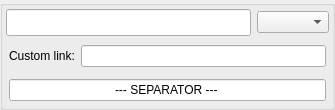
Above: OtakuManager/widgets/FollowedWidget.ui from GhostWriterTNCS/OtakuManager before the change. Below: the same form after it.
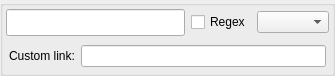
That is the form after the change.

Commit message: Added regex for Followed anime.

```diff
--- a/OtakuManager/widgets/FollowedWidget.ui
+++ b/OtakuManager/widgets/FollowedWidget.ui
@@ -7,7 +7,7 @@
     <x>0</x>
     <y>0</y>
     <width>335</width>
-    <height>99</height>
+    <height>67</height>
    </rect>
   </property>
   <property name="sizePolicy">
@@ -88,6 +88,13 @@
              </property>
             </widget>
            </item>
+           <item>
+            <widget class="QCheckBox" name="regex">
+             <property name="text">
+              <string>Regex</string>
+             </property>
+            </widget>
+           </item>
            <item>
             <widget class="QComboBox" name="websiteComboBox"/>
            </item>
@@ -140,40 +147,6 @@
         </layout>
        </widget>
       </item>
-      <item>
-       <widget class="QWidget" name="separator" native="true">
-        <layout class="QHBoxLayout" name="horizontalLayout">
-         <property name="leftMargin">
-          <number>3</number>
-         </property>
-         <property name="topMargin">
-          <number>3</number>
-         </property>
-         <property name="rightMargin">
-          <number>3</number>
-         </property>
-         <property name="bottomMargin">
-          <number>3</number>
-         </property>
-         <item>
-          <widget class="QLineEdit" name="separatorLineEdit">
-           <property name="sizePolicy">
-            <sizepolicy hsizetype="Expanding" vsizetype="Fixed">
-             <horstretch>0</horstretch>
-             <verstretch>0</verstretch>
-            </sizepolicy>
-           </property>
-           <property name="text">
-            <string>--- SEPARATOR ---</string>
-           </property>
-           <property name="alignment">
-            <set>Qt::AlignCenter</set>
-           </property>
-          </widget>
-         </item>
-        </layout>
-       </widget>
-      </item>
      </layout>
     </widget>
    </item>
```
The commit also changes 9 other files.
